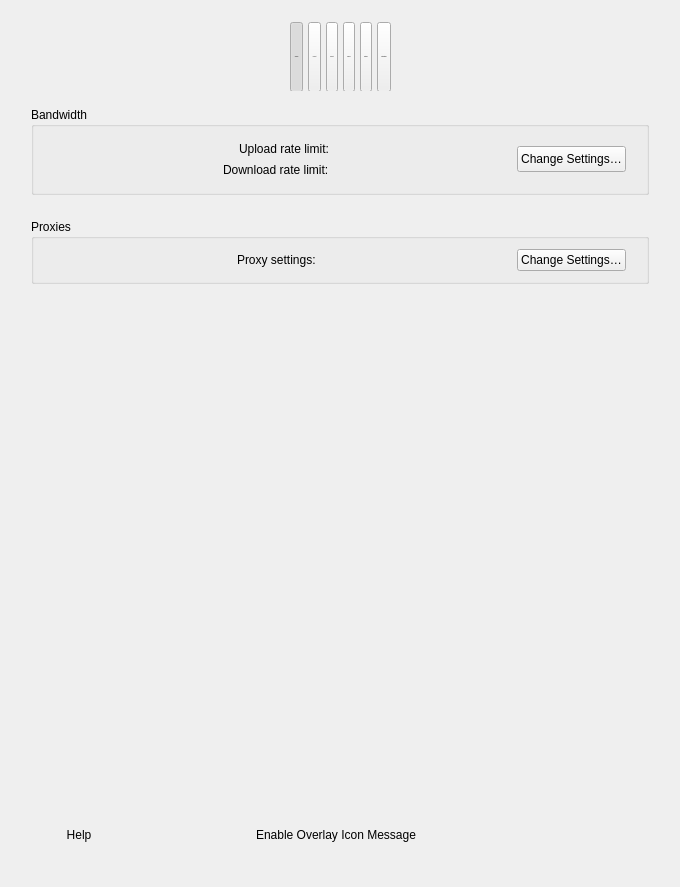
This is src/MEGASync/gui/ui/SettingsDialog.ui in meganz/MEGAsync as Qt 5 draws it before an edit. The edited form follows.
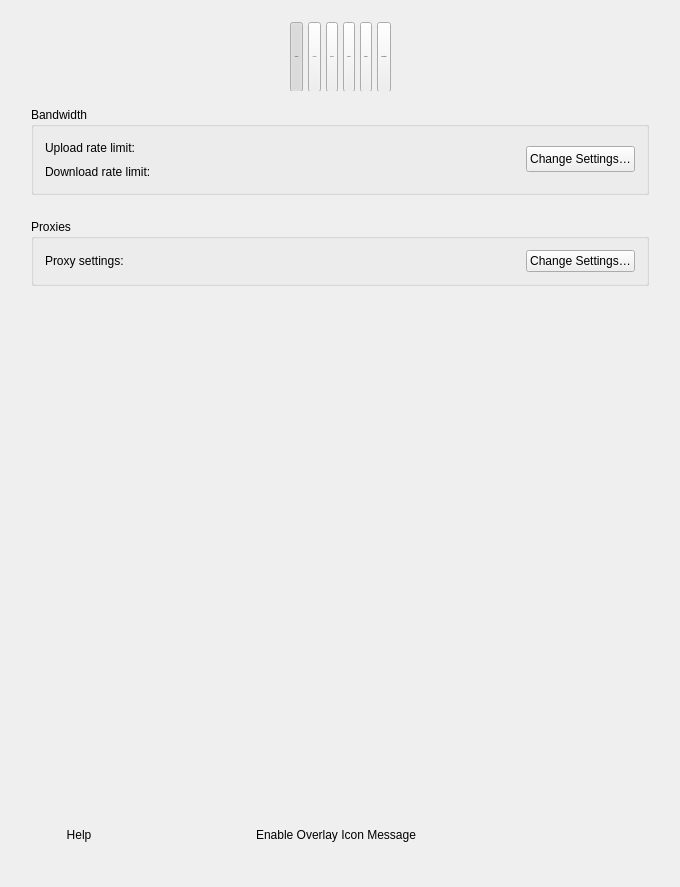
This is the edited form. The open tabs and pages were chosen to show the change. Icons and pictures are not drawn. Custom widgets are drawn as their Qt base class.

Commit message: SNC-3941 : Fixed network tab style to fix global one.

The edit to the form file:
```diff
--- a/src/MEGASync/gui/ui/SettingsDialog.ui
+++ b/src/MEGASync/gui/ui/SettingsDialog.ui
@@ -2422,68 +2422,39 @@
          <property name="type" stdset="0">
           <string notr="true">mega</string>
          </property>
-         <layout class="QHBoxLayout" name="gBandwidthSettingsLayout">
-          <property name="leftMargin">
-           <number>20</number>
-          </property>
-          <property name="topMargin">
-           <number>10</number>
-          </property>
-          <property name="rightMargin">
-           <number>20</number>
-          </property>
-          <property name="bottomMargin">
-           <number>10</number>
-          </property>
+         <layout class="QHBoxLayout" name="horizontalLayout_24">
           <item>
-           <spacer name="horizontalSpacer_17">
-            <property name="orientation">
-             <enum>Qt::Horizontal</enum>
-            </property>
-            <property name="sizeHint" stdset="0">
-             <size>
-              <width>40</width>
-              <height>20</height>
-             </size>
-            </property>
-           </spacer>
-          </item>
+           <layout class="QVBoxLayout" name="verticalLayout_8">
           <item>
-           <layout class="QFormLayout" name="bandwidthLimitTextLayout">
-            <property name="labelAlignment">
-             <set>Qt::AlignRight|Qt::AlignTrailing|Qt::AlignVCenter</set>
-            </property>
-            <property name="formAlignment">
-             <set>Qt::AlignCenter</set>
-            </property>
-            <property name="horizontalSpacing">
-             <number>7</number>
-            </property>
-            <property name="verticalSpacing">
-             <number>7</number>
-            </property>
-            <item row="0" column="0">
+             <layout class="QHBoxLayout" name="horizontalLayout_20">
+              <item>
              <widget class="QLabel" name="lUploadRateLimitText">
               <property name="text">
                <string>Upload rate limit:</string>
               </property>
              </widget>
             </item>
-            <item row="1" column="0">
+              <item>
+               <widget class="QLabel" name="lUploadRateLimit"/>
+              </item>
+             </layout>
+            </item>
+            <item>
+             <layout class="QHBoxLayout" name="horizontalLayout_22">
+              <item>
              <widget class="QLabel" name="lDownloadRateLimitText">
               <property name="text">
                <string>Download rate limit:</string>
               </property>
              </widget>
             </item>
-            <item row="0" column="1">
-             <widget class="QLabel" name="lUploadRateLimit"/>
-            </item>
-            <item row="1" column="1">
+              <item>
              <widget class="QLabel" name="lDownloadRateLimit"/>
             </item>
            </layout>
           </item>
+           </layout>
+          </item>
           <item>
            <spacer name="horizontalSpacer_18">
             <property name="orientation">
@@ -2545,51 +2516,16 @@
          <property name="type" stdset="0">
           <string notr="true">mega</string>
          </property>
-         <layout class="QHBoxLayout" name="gProxySettingsLayout">
-          <property name="leftMargin">
-           <number>20</number>
-          </property>
-          <property name="topMargin">
-           <number>10</number>
-          </property>
-          <property name="rightMargin">
-           <number>20</number>
-          </property>
-          <property name="bottomMargin">
-           <number>10</number>
-          </property>
+         <layout class="QHBoxLayout" name="horizontalLayout_19">
           <item>
-           <spacer name="horizontalSpacer_7">
-            <property name="orientation">
-             <enum>Qt::Horizontal</enum>
-            </property>
-            <property name="sizeHint" stdset="0">
-             <size>
-              <width>40</width>
-              <height>20</height>
-             </size>
-            </property>
-           </spacer>
-          </item>
-          <item>
-           <layout class="QFormLayout" name="proxyLayout">
-            <property name="labelAlignment">
-             <set>Qt::AlignRight|Qt::AlignTrailing|Qt::AlignVCenter</set>
-            </property>
-            <property name="formAlignment">
-             <set>Qt::AlignCenter</set>
-            </property>
-            <item row="0" column="0">
              <widget class="QLabel" name="lProxySettingsText">
               <property name="text">
                <string>Proxy settings:</string>
               </property>
              </widget>
             </item>
-            <item row="0" column="1">
+          <item>
              <widget class="QLabel" name="lProxySettings"/>
-            </item>
-           </layout>
           </item>
           <item>
            <spacer name="horizontalSpacer_4">
```
Lines whose indentation alone changed are shown as unchanged.
